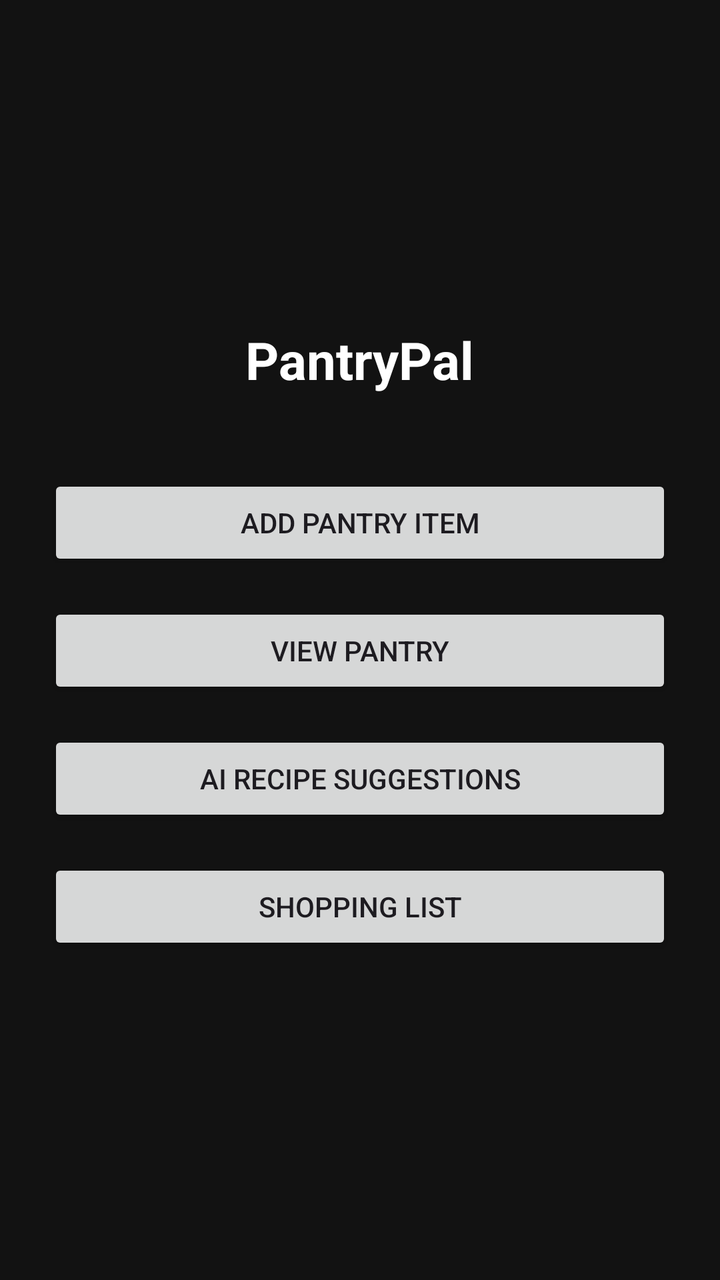
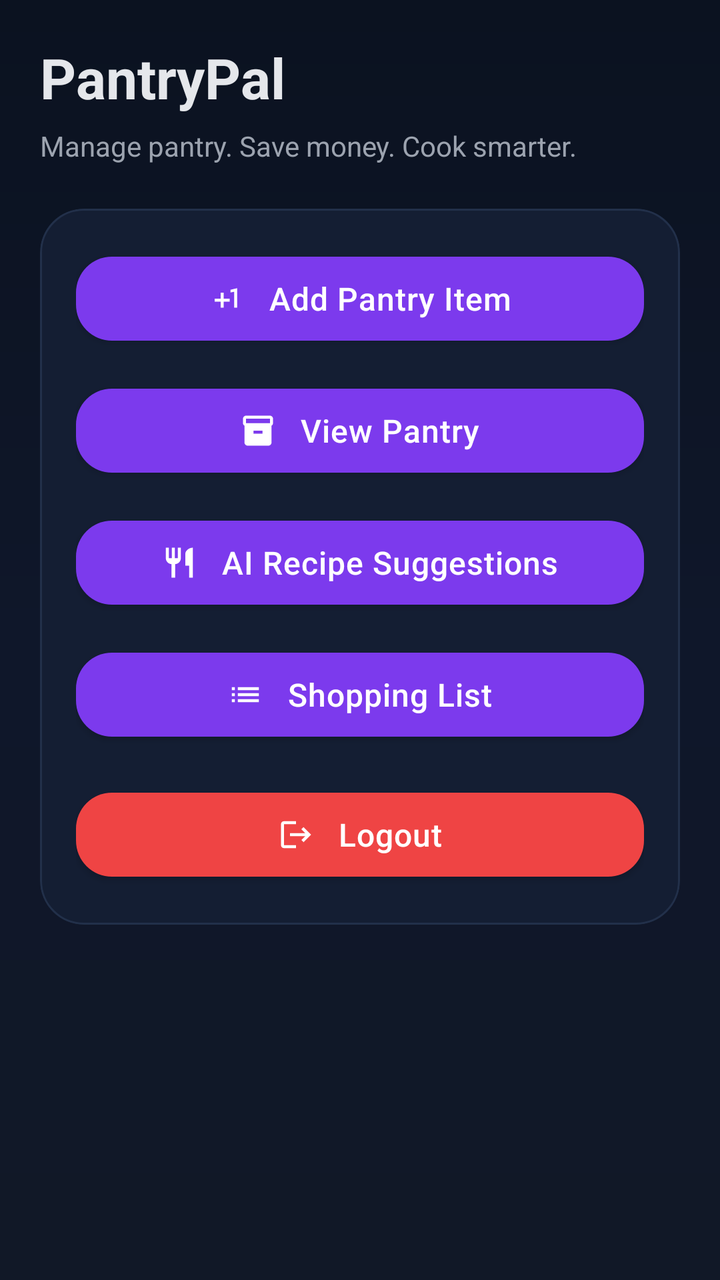

Screens rendered from an Android XML layout before and after an edit, with the pre-edit source and the edit as a unified diff.
<!-- AndroidManifest.xml: application theme Theme.PantryPal -->
<!-- res/layout/activity_main.xml -->
<?xml version="1.0" encoding="utf-8"?>
<LinearLayout xmlns:android="http://schemas.android.com/apk/res/android"
    android:orientation="vertical"
    android:gravity="center"
    android:padding="24dp"
    android:background="#121212"
    android:layout_width="match_parent"
    android:layout_height="match_parent">

    <TextView
        android:layout_width="wrap_content"
        android:layout_height="wrap_content"
        android:text="PantryPal"
        android:textSize="26sp"
        android:textColor="@android:color/white"
        android:textStyle="bold"
        android:layout_marginBottom="40dp"/>

    <Button
        android:id="@+id/btnAddItem"
        android:layout_width="match_parent"
        android:layout_height="wrap_content"
        android:text="Add Pantry Item"/>

    <Button
        android:id="@+id/btnViewPantry"
        android:layout_width="match_parent"
        android:layout_height="wrap_content"
        android:text="View Pantry"
        android:layout_marginTop="16dp"/>

    <Button
        android:id="@+id/btnRecipe"
        android:layout_width="match_parent"
        android:layout_height="wrap_content"
        android:text="AI Recipe Suggestions"
        android:layout_marginTop="16dp"/>

    
    <Button
        android:id="@+id/btnShoppingList"
        android:layout_width="match_parent"
        android:layout_height="wrap_content"
        android:text="Shopping List"
        android:layout_marginTop="16dp"/>

</LinearLayout>
<!-- resources referenced by this layout -->
<resources>
  <style name="Theme.PantryPal" parent="Base.Theme.PantryPal" />
  <style name="Base.Theme.PantryPal" parent="Theme.Material3.DayNight.NoActionBar">
          
          
      </style>
</resources>

<!-- the commit's change to res/layout/activity_main.xml (unified diff, before → after) -->
@@ -1,47 +1,125 @@
 <?xml version="1.0" encoding="utf-8"?>
-<LinearLayout xmlns:android="http://schemas.android.com/apk/res/android"
-    android:orientation="vertical"
-    android:gravity="center"
-    android:padding="24dp"
-    android:background="#121212"
+<androidx.constraintlayout.widget.ConstraintLayout
+    xmlns:android="http://schemas.android.com/apk/res/android"
+    xmlns:app="http://schemas.android.com/apk/res-auto"
     android:layout_width="match_parent"
-    android:layout_height="match_parent">
+    android:layout_height="match_parent"
+    android:background="@drawable/bg_main_gradient"
+    android:padding="20dp">
 
+    
     <TextView
+        android:id="@+id/tvTitle"
         android:layout_width="wrap_content"
         android:layout_height="wrap_content"
         android:text="PantryPal"
-        android:textSize="26sp"
-        android:textColor="@android:color/white"
+        android:textSize="28sp"
         android:textStyle="bold"
-        android:layout_marginBottom="40dp"/>
-
-    <Button
-        android:id="@+id/btnAddItem"
-        android:layout_width="match_parent"
-        android:layout_height="wrap_content"
-        android:text="Add Pantry Item"/>
-
-    <Button
-        android:id="@+id/btnViewPantry"
-        android:layout_width="match_parent"
-        android:layout_height="wrap_content"
-        android:text="View Pantry"
-        android:layout_marginTop="16dp"/>
-
-    <Button
-        android:id="@+id/btnRecipe"
-        android:layout_width="match_parent"
-        android:layout_height="wrap_content"
-        android:text="AI Recipe Suggestions"
-        android:layout_marginTop="16dp"/>
+        android:textColor="@color/pp_text"
+        app:layout_constraintTop_toTopOf="parent"
+        app:layout_constraintStart_toStartOf="parent"/>
 
     
-    <Button
-        android:id="@+id/btnShoppingList"
-        android:layout_width="match_parent"
+    <TextView
+        android:id="@+id/tvSubtitle"
+        android:layout_width="0dp"
         android:layout_height="wrap_content"
-        android:text="Shopping List"
-        android:layout_marginTop="16dp"/>
+        android:text="Manage pantry. Save money. Cook smarter."
+        android:textSize="14sp"
+        android:textColor="@color/pp_text_muted"
+        android:layout_marginTop="6dp"
+        app:layout_constraintTop_toBottomOf="@id/tvTitle"
+        app:layout_constraintStart_toStartOf="parent"
+        app:layout_constraintEnd_toEndOf="parent"/>
 
-</LinearLayout>
+    
+    <com.google.android.material.card.MaterialCardView
+        android:layout_width="0dp"
+        android:layout_height="wrap_content"
+        android:layout_marginTop="22dp"
+        app:cardBackgroundColor="@color/pp_card"
+        app:cardCornerRadius="22dp"
+        app:strokeColor="#22304A"
+        app:strokeWidth="1dp"
+        app:layout_constraintTop_toBottomOf="@id/tvSubtitle"
+        app:layout_constraintStart_toStartOf="parent"
+        app:layout_constraintEnd_toEndOf="parent">
+
+        <LinearLayout
+            android:layout_width="match_parent"
+            android:layout_height="wrap_content"
+            android:orientation="vertical"
+            android:padding="18dp">
+
+            
+            <com.google.android.material.button.MaterialButton
+                android:id="@+id/btnAddItem"
+                style="@style/PP_PrimaryButton"
+                android:layout_width="match_parent"
+                android:layout_height="wrap_content"
+                android:text="Add Pantry Item"
+                app:icon="@drawable/ic_add_24"
+                app:iconGravity="textStart"
+                app:iconPadding="12dp"
+                app:backgroundTint="@color/pp_primary"/>
+
+            
+            <com.google.android.material.button.MaterialButton
+                android:id="@+id/btnViewPantry"
+                style="@style/PP_PrimaryButton"
+                android:layout_width="match_parent"
+                android:layout_height="wrap_content"
+                android:layout_marginTop="12dp"
+                android:text="View Pantry"
+                app:icon="@drawable/ic_inventory_24"
+                app:iconGravity="textStart"
+                app:iconPadding="12dp"
+                app:backgroundTint="@color/pp_primary"/>
+
+            
+            <com.google.android.material.button.MaterialButton
+                android:id="@+id/btnRecipe"
+                style="@style/PP_PrimaryButton"
+                android:layout_width="match_parent"
+                android:layout_height="wrap_content"
+                android:layout_marginTop="12dp"
+                android:text="AI Recipe Suggestions"
+                app:icon="@drawable/ic_restaurant_24"
+                app:iconGravity="textStart"
+                app:iconPadding="12dp"
+                app:backgroundTint="@color/pp_primary"/>
+
+            
+            <com.google.android.material.button.MaterialButton
+                android:id="@+id/btnShoppingList"
+                style="@style/PP_PrimaryButton"
+                android:layout_width="match_parent"
+                android:layout_height="wrap_content"
+                android:layout_marginTop="12dp"
+                android:text="Shopping List"
+                app:icon="@drawable/ic_list_24"
+                app:iconGravity="textStart"
+                app:iconPadding="12dp"
+                app:backgroundTint="@color/pp_primary"/>
+
+            <View
+                android:layout_width="match_parent"
+                android:layout_height="16dp"/>
+
+            
+            <com.google.android.material.button.MaterialButton
+                android:id="@+id/btnLogout"
+                style="@style/PP_PrimaryButton"
+                android:layout_width="match_parent"
+                android:layout_height="wrap_content"
+                android:text="Logout"
+                app:icon="@drawable/ic_logout_24"
+                app:iconGravity="textStart"
+                app:iconPadding="12dp"
+                app:backgroundTint="@color/pp_danger"/>
+
+        </LinearLayout>
+
+    </com.google.android.material.card.MaterialCardView>
+
+</androidx.constraintlayout.widget.ConstraintLayout>
<!-- resource entries referenced after the edit -->
@@ -1,5 +1,58 @@
 <!-- resources referenced by this layout -->
 <resources>
+  <color name="pp_card">#141E33</color>
+  <color name="pp_danger">#EF4444</color>
+  <color name="pp_primary">#7C3AED</color>
+  <color name="pp_text">#E5E7EB</color>
+  <color name="pp_text_muted">#9CA3AF</color>
+  <!-- drawable bg_main_gradient (drawable) -->
+  <?xml version="1.0" encoding="utf-8"?>
+  <shape xmlns:android="http://schemas.android.com/apk/res/android">
+      <gradient
+          android:startColor="#0B1220"
+          android:centerColor="#0F172A"
+          android:endColor="#111827"
+          android:angle="270" />
+  </shape>
+  <!-- drawable ic_add_24 (drawable) -->
+  <vector xmlns:android="http://schemas.android.com/apk/res/android" android:height="24dp" android:tint="#000000" android:viewportHeight="24" android:viewportWidth="24" android:width="24dp">
+        
+      <path android:fillColor="@android:color/white" android:pathData="M10,8L8,8v4L4,12v2h4v4h2v-4h4v-2h-4zM14.5,6.08L14.5,7.9l2.5,-0.5L17,18h2L19,5z"/>
+      
+  </vector>
+  <!-- drawable ic_inventory_24 (drawable) -->
+  <vector xmlns:android="http://schemas.android.com/apk/res/android" android:height="24dp" android:tint="#000000" android:viewportHeight="24" android:viewportWidth="24" android:width="24dp">
+        
+      <path android:fillColor="@android:color/white" android:pathData="M20,2L4,2c-1,0 -2,0.9 -2,2v3.01c0,0.72 0.43,1.34 1,1.69L3,20c0,1.1 1.1,2 2,2h14c0.9,0 2,-0.9 2,-2L21,8.7c0.57,-0.35 1,-0.97 1,-1.69L22,4c0,-1.1 -1,-2 -2,-2zM15,14L9,14v-2h6v2zM20,7L4,7L4,4l16,-0.02L20,7z"/>
+      
+  </vector>
+  <!-- drawable ic_list_24 (drawable) -->
+  <vector xmlns:android="http://schemas.android.com/apk/res/android" android:autoMirrored="true" android:height="24dp" android:tint="#000000" android:viewportHeight="24" android:viewportWidth="24" android:width="24dp">
+        
+      <path android:fillColor="@android:color/white" android:pathData="M3,13h2v-2L3,11v2zM3,17h2v-2L3,15v2zM3,9h2L5,7L3,7v2zM7,13h14v-2L7,11v2zM7,17h14v-2L7,15v2zM7,7v2h14L21,7L7,7z"/>
+      
+  </vector>
+  <!-- drawable ic_logout_24 (drawable) -->
+  <vector xmlns:android="http://schemas.android.com/apk/res/android" android:autoMirrored="true" android:height="24dp" android:tint="#000000" android:viewportHeight="24" android:viewportWidth="24" android:width="24dp">
+        
+      <path android:fillColor="@android:color/white" android:pathData="M17,7l-1.41,1.41L18.17,11H8v2h10.17l-2.58,2.58L17,17l5,-5zM4,5h8V3H4c-1.1,0 -2,0.9 -2,2v14c0,1.1 0.9,2 2,2h8v-2H4V5z"/>
+      
+  </vector>
+  <!-- drawable ic_restaurant_24 (drawable) -->
+  <vector xmlns:android="http://schemas.android.com/apk/res/android" android:height="24dp" android:tint="#000000" android:viewportHeight="24" android:viewportWidth="24" android:width="24dp">
+        
+      <path android:fillColor="@android:color/white" android:pathData="M11,9L9,9L9,2L7,2v7L5,9L5,2L3,2v7c0,2.12 1.66,3.84 3.75,3.97L6.75,22h2.5v-9.03C11.34,12.84 13,11.12 13,9L13,2h-2v7zM16,6v8h2.5v8L21,22L21,2c-2.76,0 -5,2.24 -5,4z"/>
+      
+  </vector>
+  <style name="PP_PrimaryButton" parent="Widget.MaterialComponents.Button">
+          <item name="android:insetLeft">0dp</item>
+          <item name="android:insetRight">0dp</item>
+          <item name="cornerRadius">18dp</item>
+          <item name="android:minHeight">54dp</item>
+          <item name="android:textAllCaps">false</item>
+          <item name="android:textSize">16sp</item>
+          <item name="android:letterSpacing">0.02</item>
+      </style>
   <style name="Theme.PantryPal" parent="Base.Theme.PantryPal" />
   <style name="Base.Theme.PantryPal" parent="Theme.Material3.DayNight.NoActionBar">
           
